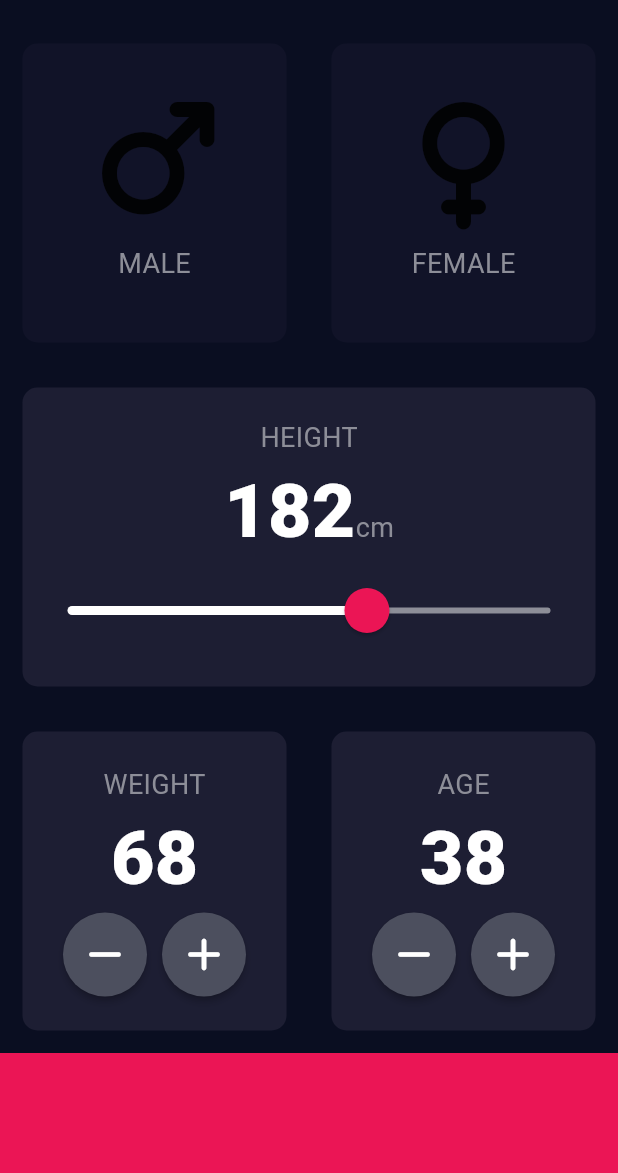
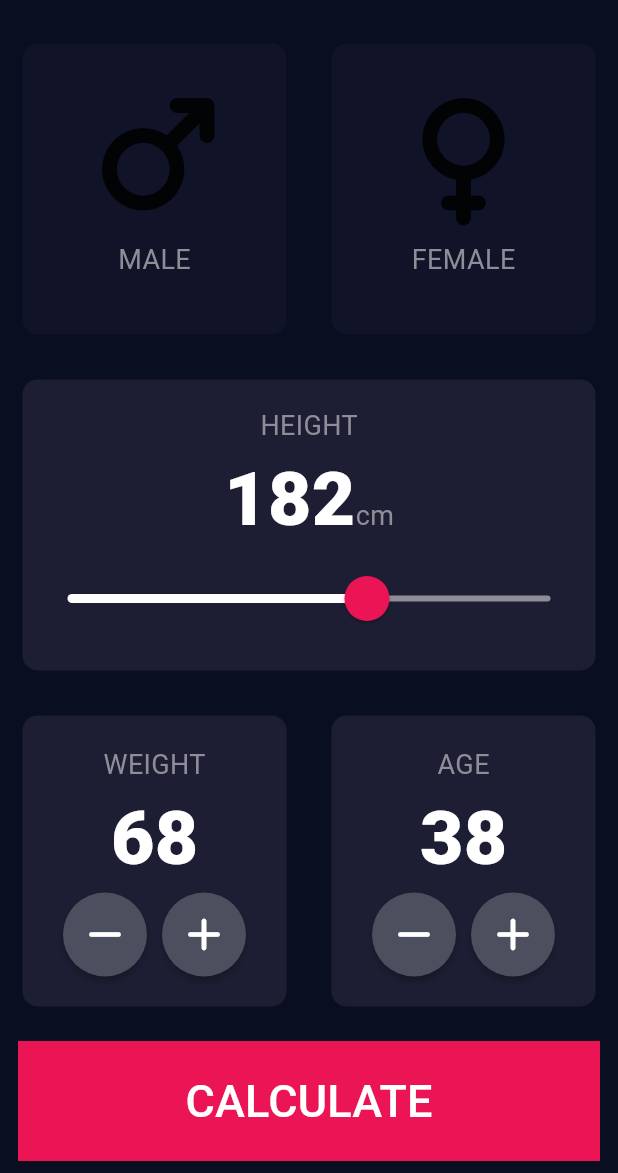
Before and after one commit to rahulmathur87/BMI_calculator, a Flutter app: the screen it shows after launch, on a phone screen of 412 x 824 dp, the part 63-1236 px from its top. Run offline on Flutter 3.47's test engine with Material 3 defaults, Android fonts, the phone set to English and light mode, and no system bars; our stand-ins replace font_awesome_flutter.

Commit message:
added Calculate button

```diff
--- a/lib/input_page.dart
+++ b/lib/input_page.dart
@@ -120,7 +120,8 @@ class _InputPageState extends State<InputPage> {
                 children: [
                   Expanded(
                     child: ReusableCard(
-                      cardChild: Column(mainAxisAlignment: MainAxisAlignment.center,
+                      cardChild: Column(
+                        mainAxisAlignment: MainAxisAlignment.center,
                         children: [
                           Text('WEIGHT', style: kLabelTextStyle),
                           Text(weight.toString(), style: kNumberTextStyle),
@@ -151,8 +152,10 @@ class _InputPageState extends State<InputPage> {
                       colour: kActiveCardColour,
                     ),
                   ),
-                  Expanded(child: ReusableCard(
-                      cardChild: Column(mainAxisAlignment: MainAxisAlignment.center,
+                  Expanded(
+                    child: ReusableCard(
+                      cardChild: Column(
+                        mainAxisAlignment: MainAxisAlignment.center,
                         children: [
                           Text('AGE', style: kLabelTextStyle),
                           Text(age.toString(), style: kNumberTextStyle),
@@ -180,14 +183,25 @@ class _InputPageState extends State<InputPage> {
                           ),
                         ],
                       ),
-                      colour: kActiveCardColour)),
+                      colour: kActiveCardColour,
+                    ),
+                  ),
                 ],
               ),
             ),
-            Container(
-              color: kBottomContainerColour,
-              height: kBottomContainerHeight,
-              width: double.infinity,
+            TextButton(
+              onPressed: () {  },
+              child: Container(
+                color: kBottomContainerColour,
+                height: kBottomContainerHeight,
+                width: double.infinity,
+                child: Center(
+                  child: Text(
+                    'CALCULATE',
+                    style: TextStyle(color: Colors.white, fontSize: 30.0),
+                  ),
+                ),
+              ),
             ),
           ],
         ),
```
Also changed, not shown: lib/results_page.dart (added).
